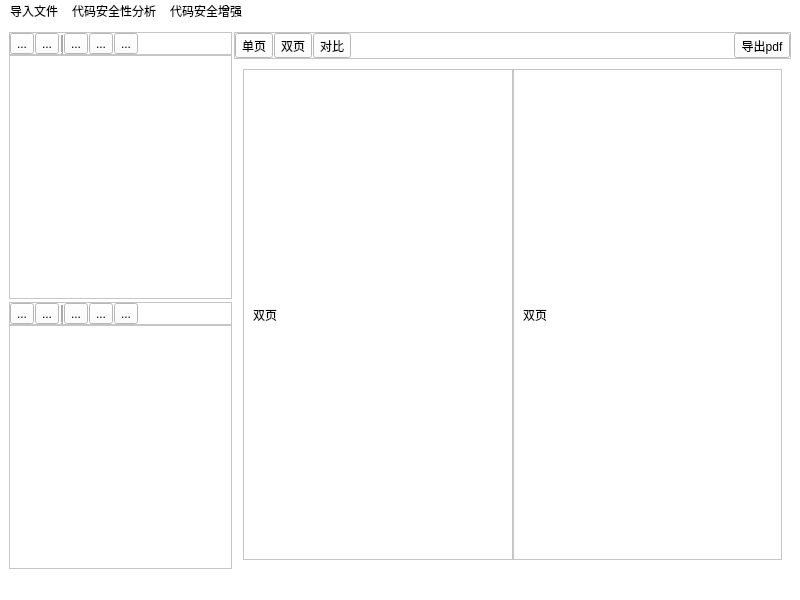
Old version of the form untitled2.ui in the repository yyyerica/xiandaoc.
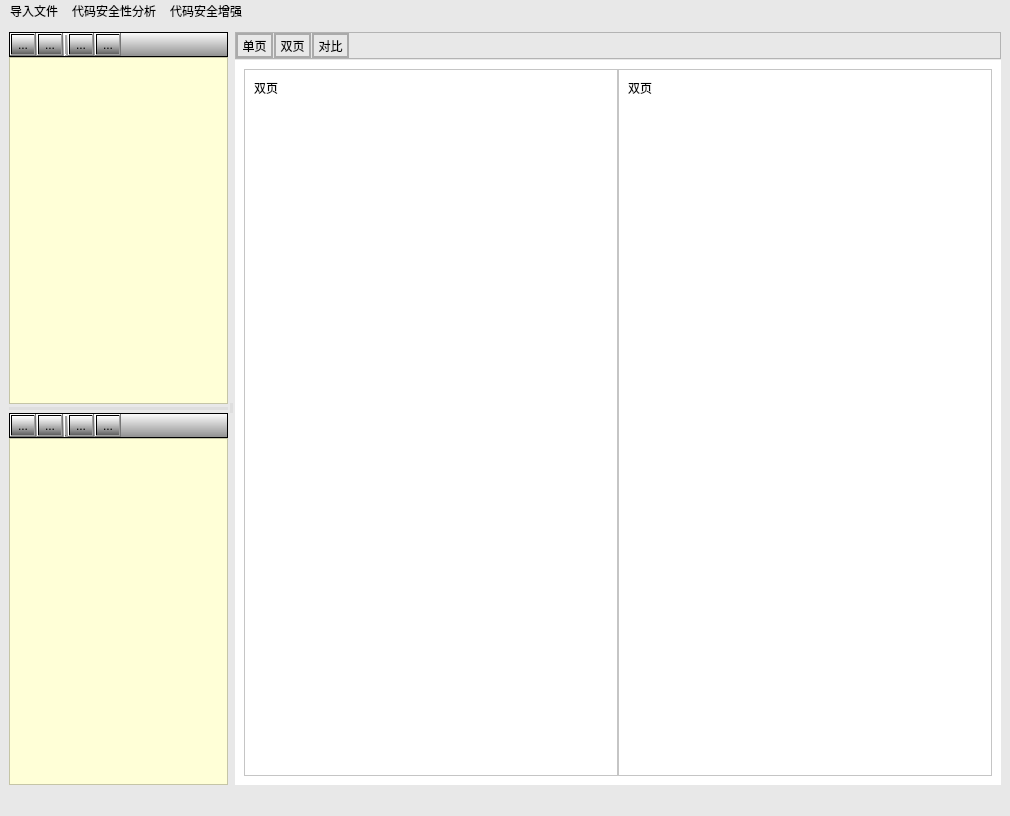
New version of the form. The open tabs and pages were chosen to show the change. Icons and pictures are not drawn.

What changed in the file:
```diff
--- a/untitled2.ui
+++ b/untitled2.ui
@@ -6,8 +6,8 @@
    <rect>
     <x>0</x>
     <y>0</y>
-    <width>800</width>
-    <height>600</height>
+    <width>1010</width>
+    <height>816</height>
    </rect>
   </property>
   <property name="sizePolicy">
@@ -20,13 +20,13 @@
    <string>MainWindow</string>
   </property>
   <property name="styleSheet">
-   <string notr="true">background:rgb(255, 255, 255);</string>
+   <string notr="true">background:rgb(232, 232, 232);</string>
   </property>
   <widget class="QWidget" name="centralwidget">
    <property name="styleSheet">
-    <string notr="true">background:rgb(255, 255, 255);</string>
+    <string notr="true">background:rgb(232, 232, 232);</string>
    </property>
-   <layout class="QHBoxLayout" name="horizontalLayout_4" stretch="2,5">
+   <layout class="QHBoxLayout" name="horizontalLayout_4" stretch="2,0,7">
     <property name="spacing">
      <number>2</number>
     </property>
@@ -36,7 +36,7 @@
        <number>-1</number>
       </property>
       <item>
-       <layout class="QVBoxLayout" name="verticalLayout_4" stretch="1,1">
+       <layout class="QVBoxLayout" name="verticalLayout_4" stretch="1,0,1">
         <property name="spacing">
          <number>3</number>
         </property>
@@ -65,7 +65,7 @@
                <bool>false</bool>
               </property>
               <property name="styleSheet">
-               <string notr="true">background:rgb(255, 255, 255);</string>
+               <string notr="true">background:qlineargradient(spread:pad, x1:0, y1:1, x2:0, y2:0, stop:0 rgba(0, 0, 0, 100), stop:1 rgba(255, 255, 255, 255))</string>
               </property>
               <property name="frameShape">
                <enum>QFrame::StyledPanel</enum>
@@ -104,7 +104,7 @@
                   <string>&lt;html&gt;&lt;head/&gt;&lt;body&gt;&lt;p&gt;导入原始代码&lt;/p&gt;&lt;/body&gt;&lt;/html&gt;</string>
                  </property>
                  <property name="styleSheet">
-                  <string notr="true">background:rgb(255, 255, 255)</string>
+                  <string notr="true"/>
                  </property>
                  <property name="text">
                   <string>...</string>
@@ -126,9 +126,6 @@
                  <property name="toolTip">
                   <string>清空所加载代码</string>
                  </property>
-                 <property name="styleSheet">
-                  <string notr="true">background:rgb(255, 255, 255)</string>
-                 </property>
                  <property name="text">
                   <string>...</string>
                  </property>
@@ -171,9 +168,6 @@
                  <property name="toolTip">
                   <string>关键信号分析</string>
                  </property>
-                 <property name="styleSheet">
-                  <string notr="true">background:rgb(255, 255, 255)</string>
-                 </property>
                  <property name="text">
                   <string>...</string>
                  </property>
@@ -184,21 +178,7 @@
                 </widget>
                </item>
                <item>
-                <widget class="QToolButton" name="toolButton">
-                 <property name="toolTip">
-                  <string>总线传输分析</string>
-                 </property>
-                 <property name="text">
-                  <string>...</string>
-                 </property>
-                 <property name="icon">
-                  <iconset>
-                   <normaloff>image/wired.png</normaloff>image/wired.png</iconset>
-                 </property>
-                </widget>
-               </item>
-               <item>
-                <widget class="QToolButton" name="toolButton_2">
+                <widget class="QToolButton" name="button_math">
                  <property name="toolTip">
                   <string>核心算法分析</string>
                  </property>
@@ -234,6 +214,9 @@
             <property name="focusPolicy">
              <enum>Qt::NoFocus</enum>
             </property>
+            <property name="styleSheet">
+             <string notr="true">background:rgb(255, 255, 215)</string>
+            </property>
             <property name="selectionBehavior">
              <enum>QAbstractItemView::SelectItems</enum>
             </property>
@@ -241,6 +224,19 @@
           </item>
          </layout>
         </item>
+        <item>
+         <widget class="Line" name="line_4">
+          <property name="styleSheet">
+           <string notr="true">border:none;
+background-color:rgb(222, 222, 222);
+max-height : 3px;
+</string>
+          </property>
+          <property name="orientation">
+           <enum>Qt::Horizontal</enum>
+          </property>
+         </widget>
+        </item>
         <item>
          <layout class="QVBoxLayout" name="verticalLayout_5" stretch="0,0">
           <property name="spacing">
@@ -257,7 +253,7 @@
             <item>
              <widget class="QFrame" name="frame_2">
               <property name="styleSheet">
-               <string notr="true">background:rgb(255, 255, 255);</string>
+               <string notr="true">background:qlineargradient(spread:pad, x1:0, y1:1, x2:0, y2:0, stop:0 rgba(0, 0, 0, 100), stop:1 rgba(255, 255, 255, 255))</string>
               </property>
               <property name="frameShape">
                <enum>QFrame::StyledPanel</enum>
@@ -343,18 +339,7 @@
                 </widget>
                </item>
                <item>
-                <widget class="QToolButton" name="toolButton_3">
-                 <property name="text">
-                  <string>...</string>
-                 </property>
-                 <property name="icon">
-                  <iconset>
-                   <normaloff>image/wired.png</normaloff>image/wired.png</iconset>
-                 </property>
-                </widget>
-               </item>
-               <item>
-                <widget class="QToolButton" name="toolButton_4">
+                <widget class="QToolButton" name="b">
                  <property name="text">
                   <string>...</string>
                  </property>
@@ -387,6 +372,9 @@
             <property name="focusPolicy">
              <enum>Qt::NoFocus</enum>
             </property>
+            <property name="styleSheet">
+             <string notr="true">background:rgb(255, 255, 215)</string>
+            </property>
            </widget>
           </item>
          </layout>
@@ -395,6 +383,19 @@
       </item>
      </layout>
     </item>
+    <item>
+     <widget class="Line" name="line">
+      <property name="styleSheet">
+       <string notr="true">border:none;
+background-color:rgb(222, 222, 222);
+max-height : 10px;
+</string>
+      </property>
+      <property name="orientation">
+       <enum>Qt::Vertical</enum>
+      </property>
+     </widget>
+    </item>
     <item>
      <layout class="QVBoxLayout" name="verticalLayout_7" stretch="0,6">
       <property name="spacing">
@@ -418,6 +419,9 @@
          <property name="spacing">
           <number>1</number>
          </property>
+         <property name="sizeConstraint">
+          <enum>QLayout::SetMinimumSize</enum>
+         </property>
          <property name="leftMargin">
           <number>0</number>
          </property>
@@ -432,20 +436,58 @@
          </property>
          <item>
           <widget class="QToolButton" name="button_onepage">
+           <property name="toolTip">
+            <string>单页显示</string>
+           </property>
+           <property name="styleSheet">
+            <string notr="true">border:2px solid rgb(170, 170, 170);
+border-radius:15px;</string>
+           </property>
            <property name="text">
             <string>单页</string>
            </property>
+           <property name="icon">
+            <iconset>
+             <normaloff>image/one_page.png</normaloff>image/one_page.png</iconset>
+           </property>
+           <property name="toolButtonStyle">
+            <enum>Qt::ToolButtonFollowStyle</enum>
+           </property>
           </widget>
          </item>
          <item>
           <widget class="QToolButton" name="button_twopage">
+           <property name="toolTip">
+            <string>双页显示</string>
+           </property>
+           <property name="styleSheet">
+            <string notr="true">border:2px solid rgb(170, 170, 170);
+border-radius:15px;</string>
+           </property>
            <property name="text">
             <string>双页</string>
            </property>
+           <property name="icon">
+            <iconset>
+             <normaloff>image/two_page.png</normaloff>image/two_page.png</iconset>
+           </property>
+           <property name="iconSize">
+            <size>
+             <width>16</width>
+             <height>16</height>
+            </size>
+           </property>
           </widget>
          </item>
          <item>
           <widget class="QToolButton" name="button_compare">
+           <property name="toolTip">
+            <string>代码对比</string>
+           </property>
+           <property name="styleSheet">
+            <string notr="true">border:2px solid rgb(170, 170, 170);
+border-radius:15px;</string>
+           </property>
            <property name="text">
             <string>对比</string>
            </property>
@@ -464,13 +506,6 @@
            </property>
           </spacer>
          </item>
-         <item>
-          <widget class="QToolButton" name="button_createpdf">
-           <property name="text">
-            <string>导出pdf</string>
-           </property>
-          </widget>
-         </item>
         </layout>
        </widget>
       </item>
@@ -487,6 +522,9 @@
             <verstretch>0</verstretch>
            </sizepolicy>
           </property>
+          <property name="styleSheet">
+           <string notr="true">background:rgb(255, 255, 255)</string>
+          </property>
           <property name="currentIndex">
            <number>0</number>
           </property>
@@ -580,7 +618,7 @@
                    <x>0</x>
                    <y>0</y>
                    <width>98</width>
-                   <height>43</height>
+                   <height>42</height>
                   </rect>
                  </property>
                  <property name="sizePolicy">
@@ -601,6 +639,9 @@
                     <property name="text">
                      <string>双页</string>
                     </property>
+                    <property name="alignment">
+                     <set>Qt::AlignLeading|Qt::AlignLeft|Qt::AlignTop</set>
+                    </property>
                     <property name="wordWrap">
                      <bool>true</bool>
                     </property>
@@ -621,7 +662,7 @@
                    <x>0</x>
                    <y>0</y>
                    <width>98</width>
-                   <height>43</height>
+                   <height>42</height>
                   </rect>
                  </property>
                  <property name="sizePolicy">
@@ -642,6 +683,9 @@
                     <property name="text">
                      <string>双页</string>
                     </property>
+                    <property name="alignment">
+                     <set>Qt::AlignLeading|Qt::AlignLeft|Qt::AlignTop</set>
+                    </property>
                     <property name="wordWrap">
                      <bool>true</bool>
                     </property>
@@ -668,7 +712,7 @@
     <rect>
      <x>0</x>
      <y>0</y>
-     <width>800</width>
+     <width>1010</width>
      <height>22</height>
     </rect>
    </property>
```
Left out of the diff: 69 changed lines with no effect on the pictures.
